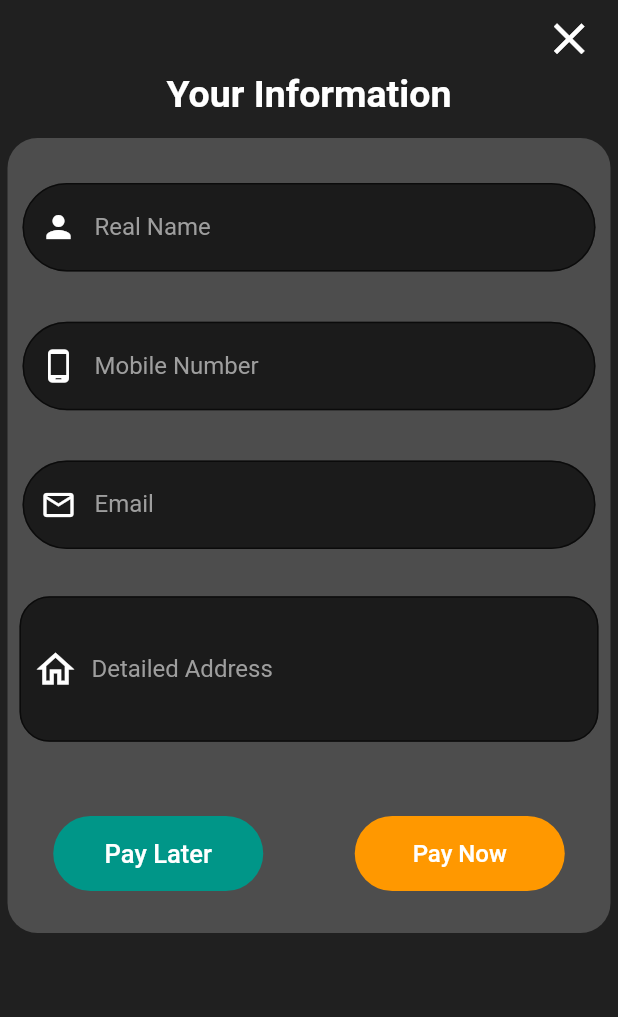
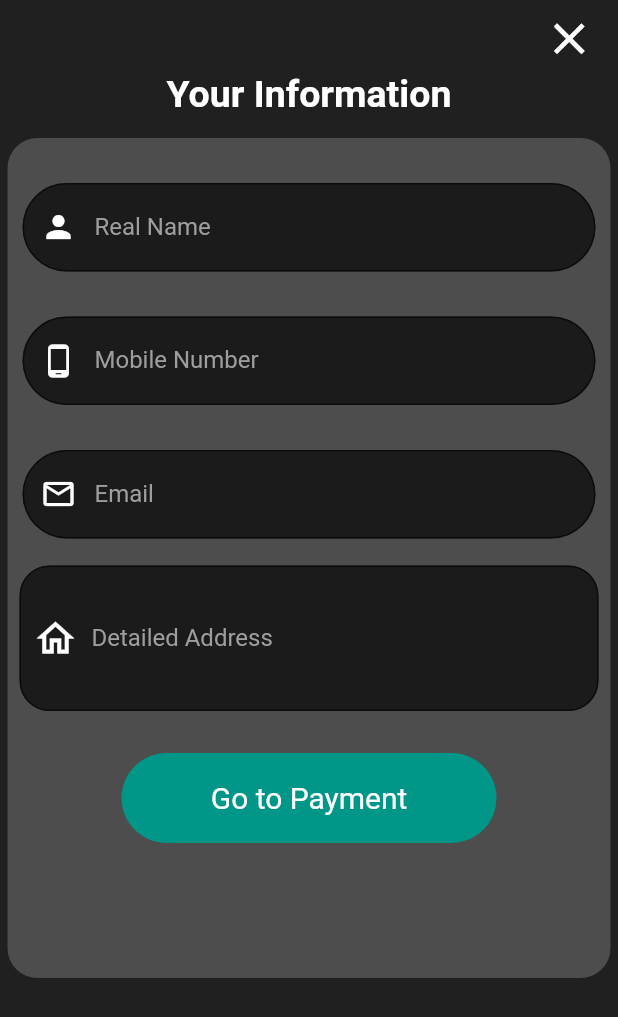
Before and after one commit to Bassem9999/Town_Market, a Flutter app: the ConfirmOrdersPage screen opened directly, on a phone screen of 412 x 824 dp. Shown: the top 1017 px of the screen. Run offline on Flutter 3.47's test engine with Material 2 defaults, Android fonts, the phone set to English and light mode, and no system bars; our stand-ins replace carousel_pro_nullsafety, cloud_firestore, firebase_auth, firebase_core, firebase_messaging, flutter_bloc and 2 more; missing offline and left inert: flutter_paypal_checkout, flutter_stripe; accounts and stored records are empty.

Commit message:
28-5-2023

```diff
--- a/lib/main.dart
+++ b/lib/main.dart
@@ -51,7 +51,7 @@ class MyApp extends StatelessWidget {
     return MultiBlocProvider(
       providers: [
         BlocProvider(create: (context) => AuthCubit(),),
-        BlocProvider(create: (context) => ShopCubit()..getNotifications()..showInialNotifications(context)..getSearch(),),
+        BlocProvider(create: (context) => ShopCubit()..notifyPermission()..subscripeTopic()..getNotifications()..getSearch(),),
         BlocProvider(create: (context) => AdminCubit()),
       ],
       child: MaterialApp(
--- a/lib/view/customerView/confirmOrder.dart
+++ b/lib/view/customerView/confirmOrder.dart
@@ -1,9 +1,6 @@
 import 'package:flutter/material.dart';
-import 'package:flutter_bloc/flutter_bloc.dart';
-
+import 'package:khosomat/view/customerView/payment.dart';
 import '../../components/components.dart';
-import '../../view_model/app_cubit/appCubit.dart';
-import '../../view_model/app_cubit/appStates.dart';
 import 'myCart.dart';
 
 class ConfirmOrdersPage extends StatelessWidget {
@@ -11,11 +8,7 @@ class ConfirmOrdersPage extends StatelessWidget {
 
   @override
   Widget build(BuildContext context) {
-    return BlocConsumer<ShopCubit, ShopsStates>(
-        listener: (context, state) {},
-        builder: (context, state) {
-          var cubit = ShopCubit.get(context);
-          return Scaffold(
+    return Scaffold(
             body: Form(
               key: formstateconfirmOrder,
               child: ListView(
@@ -48,7 +41,7 @@ class ConfirmOrdersPage extends StatelessWidget {
                     height: 10,
                   ),
                   Container(
-                    height: 530,
+                    height: 560,
                     margin: const EdgeInsets.all(5),
                     padding: const EdgeInsets.symmetric(vertical: 20),
                     decoration: BoxDecoration(
@@ -56,15 +49,11 @@ class ConfirmOrdersPage extends StatelessWidget {
                         borderRadius: BorderRadius.circular(20)),
                     child: Column(
                       children: [
-                        myTextField("Real Name", Icons.person, const Icon(null),
-                            () {}, name, false, myvalEmail),
-                        const Spacer(),
-                        myTextField("Mobile Number", Icons.phone_android,
-                            const Icon(null), () {}, mobile, false, myvalEmail),
-                        const Spacer(),
-                        myTextField("Email", Icons.email_outlined,
-                            const Icon(null), () {}, email, false, myvalEmail),
-                        const Spacer(),
+                        myTextField("Real Name", Icons.person, const Icon(null),() {}, name, false, myvalEmail),
+                        SizedBox(height: 10,),
+                        myTextField("Mobile Number", Icons.phone_android,const Icon(null), () {}, mobile, false, myvalEmail),
+                        SizedBox(height: 10,),
+                        myTextField("Email", Icons.email_outlined,const Icon(null), () {}, email, false, myvalEmail),
                         Padding(
                           padding: const EdgeInsets.all(8.0),
                           child: TextFormField(
@@ -87,66 +76,26 @@ class ConfirmOrdersPage extends StatelessWidget {
                           ),
                         ),
                         //  myTextField("Address", Icons.house_outlined, const Icon(null), (){}, address, false, myvalEmail),
-                        const Spacer(),
+                      //  const Spacer(),
                         const SizedBox(
                           height: 20,
                         ),
 
-                        cubit.confirmtap
-                            ? const CircularProgressIndicator(
-                                color: Colors.white,
-                                strokeWidth: 4.5,
-                              )
-                            : Row(
-                                children: [
-                                  Expanded(
-                                    child: TextButton(
-                                      onPressed: () {
-                                        cubit.makeUnpaidOrder(context);
-                                      },
-                                      child: Container(
-                                        child: const Center(
-                                            child: Text(
-                                          "Pay Later",
-                                          style: TextStyle(
-                                              color: Colors.white,
-                                              fontSize: 17),
-                                        )),
-                                        height: 50,
-                                        width: 140,
-                                        decoration: BoxDecoration(
-                                            color: Colors.teal,
-                                            borderRadius:
-                                                BorderRadius.circular(30)),
-                                      ),
-                                    ),
-                                  ),
-                                  Expanded(
-                                    child: TextButton(
-                                      onPressed: () {
-                                        cubit.makePaidOrder(
-                                            cubit.price.ceil().toString(),
-                                            context);
-                                      },
-                                      child: Container(
-                                        height: 50,
-                                        width: 140,
-                                        child: const Center(
-                                            child: Text(
-                                          "Pay Now",
-                                          style: TextStyle(
-                                              fontSize: 16,
-                                              color: Colors.white),
-                                        )),
-                                        decoration: BoxDecoration(
-                                            color: Colors.orange,
-                                            borderRadius:
-                                                BorderRadius.circular(30)),
-                                      ),
-                                    ),
-                                  ),
-                                ],
-                              ),
+                         InkWell(
+                           child: Container(
+                             height: 60,
+                             width: 250,
+                             decoration: BoxDecoration(color: Colors.teal, borderRadius:BorderRadius.circular(30)),
+                             child: const Center( child: Text("Go to Payment",style: TextStyle(color: Colors.white,fontSize: 20))),
+                           ),
+                           onTap: () {
+                            var formData = formstateconfirmOrder.currentState;
+                            formData!.save();
+                            if (formData.validate()) {
+                            myPushNavigator(context, const PaymentPage());
+                            }
+                           },
+                         ),
                       ],
                     ),
                   ),
@@ -154,6 +103,5 @@ class ConfirmOrdersPage extends StatelessWidget {
               ),
             ),
           );
-        });
   }
 }
--- a/pubspec.yaml
+++ b/pubspec.yaml
@@ -45,6 +45,7 @@ dependencies:
   device_preview: ^1.1.0
   carousel_pro_nullsafety: ^2.0.0
   firebase_messaging: ^14.6.0
+  flutter_paypal_checkout: ^1.0.1
 
 
 dev_dependencies:
```
Also changed, not shown: lib/view/customerView/home.dart (+32 -76 lines), lib/view/customerView/payment.dart (added, +102 -0 lines), lib/view_model/app_cubit/appCubit.dart (+169 -34 lines), pubspec.lock.
